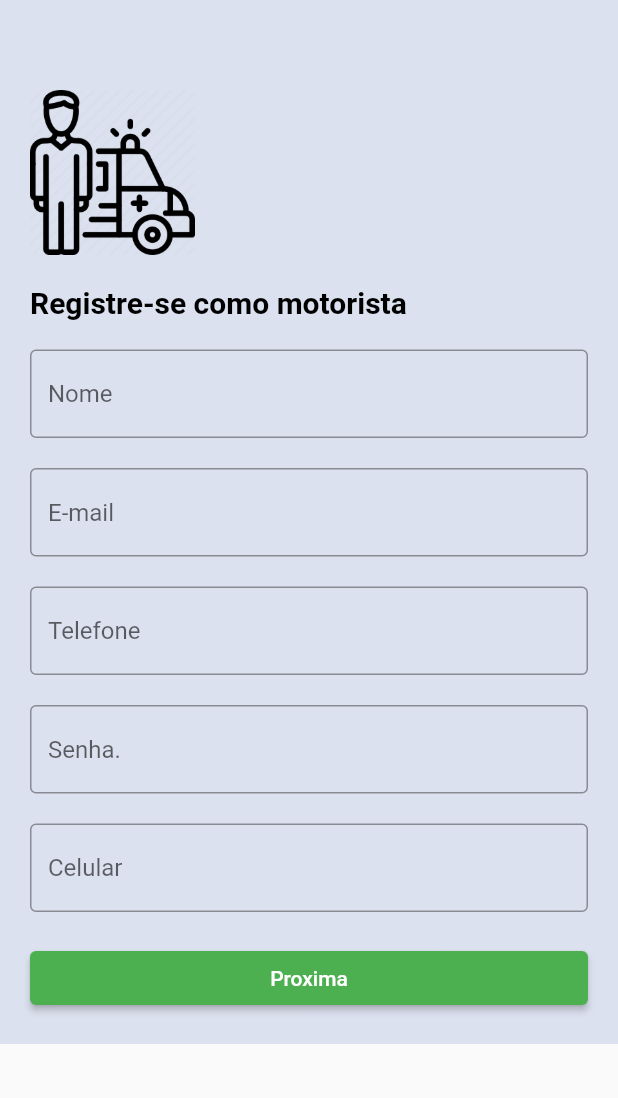
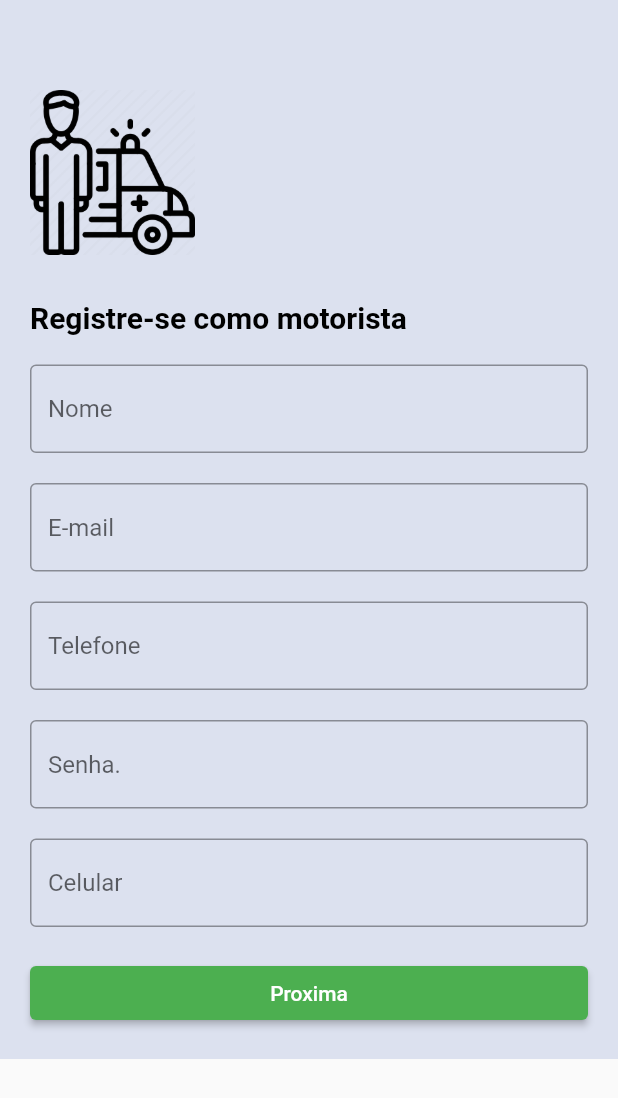
Before and after one commit to franads/getamb, a Flutter app: the screen it shows after launch, after a tap on "Logar", after a tap on "Cadastra-se", on a phone screen of 412 x 824 dp. Shown: the top 1098 px of the screen. Run offline on Flutter 3.47's test engine with Material 2 defaults, Android fonts, the light colour scheme and no system bars.

Commit message:
telas tabs

```diff
--- a/lib/cadastro.dart
+++ b/lib/cadastro.dart
@@ -38,7 +38,7 @@ class _CadastroState extends State<Cadastro> {
                   ]),
             ),
            const SizedBox(
-              height: 20,
+              height: 30,
             ),
             const Text(
               "Registre-se como motorista",
--- a/lib/home.dart
+++ b/lib/home.dart
@@ -1,5 +1,6 @@
 import 'package:flutter/material.dart';
 import 'package:getamb/cadastro.dart';
+import 'package:getamb/main-motorista.dart';
 
 class Home extends StatefulWidget {
   const Home({super.key});
@@ -95,8 +96,9 @@ class _HomeState extends State<Home> {
                     // If the form is valid, display a snackbar. In the real world,
                     // you'd often call a server or save the information in a database.
                     ScaffoldMessenger.of(context).showSnackBar(
-                      const SnackBar(content: Text('Processing Data')),
+                      const SnackBar(content: Text('Processando...')),
                     );
+                  Navigator.push(context, MaterialPageRoute(builder: (context)=> MainMotor()));
                   }
                 },
                 child: const Text('Logar'),
--- a/lib/main.dart
+++ b/lib/main.dart
@@ -1,11 +1,12 @@
 
 import 'package:flutter/material.dart';
 import 'package:getamb/home.dart';
+import 'package:getamb/splashScreen/splash_screen.dart';
 
 void main() async{
   WidgetsFlutterBinding.ensureInitialized();
   runApp(MaterialApp(
-    home: Home(),
+    home: SplashScreen(),
     debugShowCheckedModeBanner: false,
   ));
 }
--- /dev/null
+++ b/lib/splashScreen/splash_screen.dart
@@ -0,0 +1,41 @@
+import 'dart:async';
+
+import 'package:flutter/material.dart';
+import 'package:getamb/home.dart';
+
+
+
+
+
+class SplashScreen extends StatefulWidget {
+  const SplashScreen({super.key});
+
+  @override
+  State<SplashScreen> createState() => _SplashScreenState();
+}
+
+class _SplashScreenState extends State<SplashScreen> {
+  late AnimationController controller;
+  startTime(){
+    Timer(const Duration(seconds: 3), ()  async {
+      Navigator.push(context, MaterialPageRoute(builder: (c)=>Home()));
+    });
+  }
+
+  @override
+  void initState() {
+    // TODO: implement initState
+    super.initState();
+    startTime();
+  }
+  @override
+  Widget build(BuildContext context) {
+    return Scaffold(
+      backgroundColor: Color.fromARGB(255, 220, 225, 239),
+      body: Center(
+        child:CircularProgressIndicator()
+         ),
+    );
+
+  }
+}
--- a/pubspec.yaml
+++ b/pubspec.yaml
@@ -46,6 +46,7 @@ dev_dependencies:
   # package. See that file for information about deactivating specific lint
   # rules and activating additional ones.
   flutter_lints: ^2.0.0
+  flutter_gif: any
 
 # For information on the generic Dart part of this file, see the
 # following page: https://dart.dev/tools/pub/pubspec
```
Also changed, not shown: lib/main-motorista.dart (added, +73 -0 lines), lib/mainScreen/main_screen.dart (added, +17 -0 lines), lib/tabPages/tab_carteira.dart (added, +17 -0 lines), lib/tabPages/tab_home.dart (added, +17 -0 lines), lib/tabPages/tab_profile.dart (added, +17 -0 lines), lib/tabPages/tab_rating.dart (added, +17 -0 lines), pubspec.lock, 2 other files.
